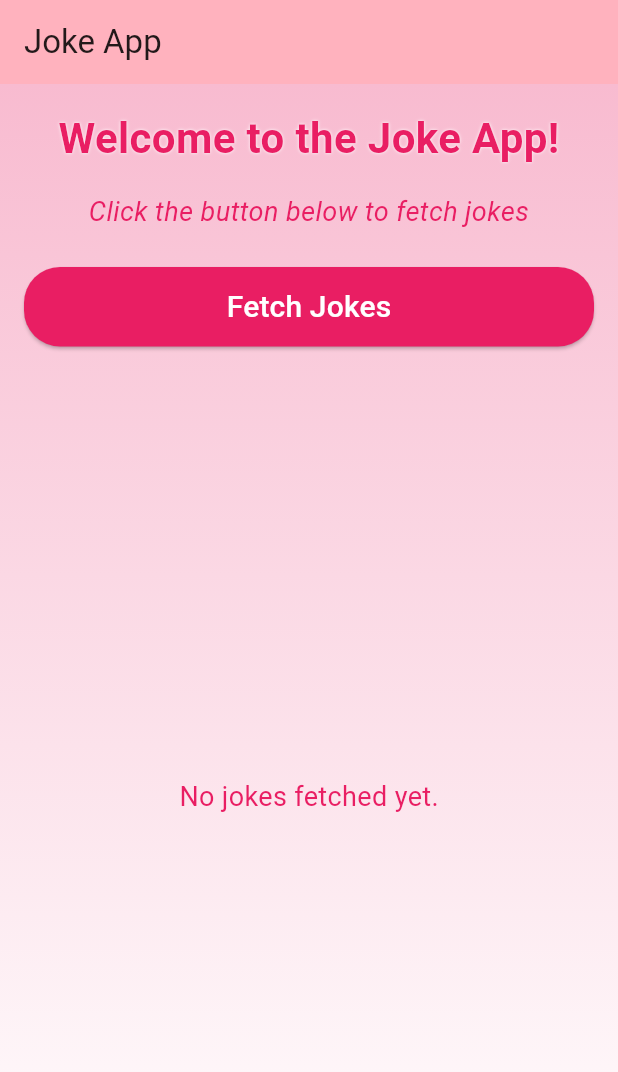
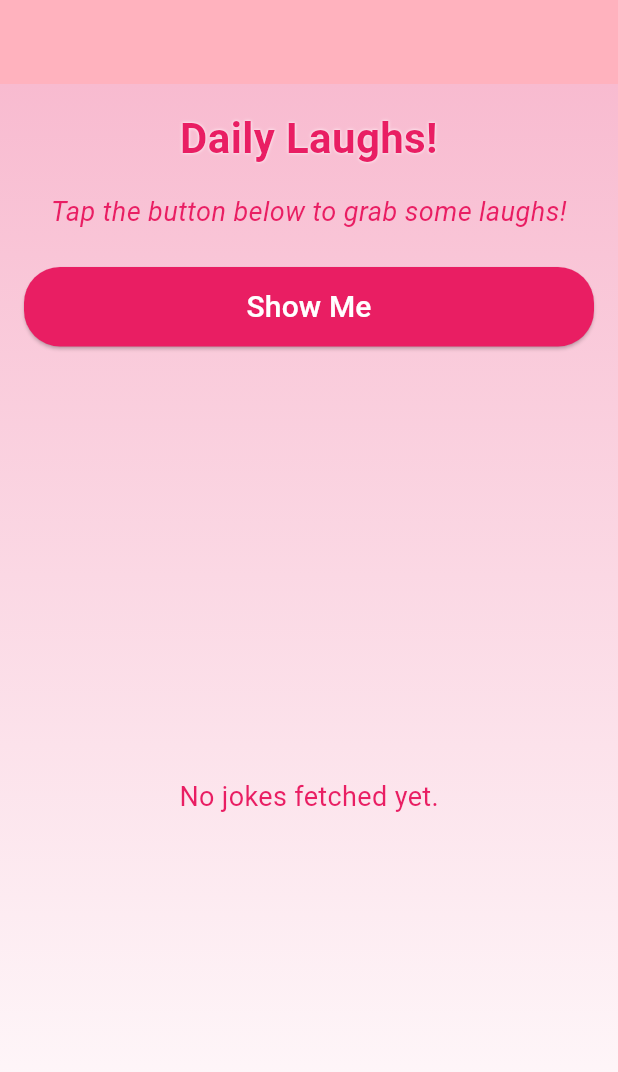
Before and after one commit to hariniHimanshi/flutter_app, a Flutter app: the screen it shows after launch, on a phone screen of 412 x 824 dp. Shown: the top 1072 px of the screen. Run offline on Flutter 3.47's test engine with Material 2 defaults, Android fonts, the phone set to English and light mode, and no system bars; our stand-ins replace dio.

Commit message:
refactor code

```diff
--- a/lib/main.dart
+++ b/lib/main.dart
@@ -137,7 +137,6 @@ class _JokeListPageState extends State<JokeListPage> {
     return Scaffold(
       appBar: AppBar(
         backgroundColor: Theme.of(context).colorScheme.inversePrimary,
-        title: const Text('Joke App'),
       ),
       body: Container(
         decoration: BoxDecoration(
@@ -153,7 +152,7 @@ class _JokeListPageState extends State<JokeListPage> {
             crossAxisAlignment: CrossAxisAlignment.stretch,
             children: [
               const Text(
-                'Welcome to the Joke App!',
+                'Daily Laughs!',
                 style: TextStyle(
                   fontSize: 28,
                   fontWeight: FontWeight.bold,
@@ -164,7 +163,7 @@ class _JokeListPageState extends State<JokeListPage> {
               ),
               const SizedBox(height: 16),
               const Text(
-                'Click the button below to fetch jokes',
+                'Tap the button below to grab some laughs!',
                 style: TextStyle(
                   fontSize: 18,
                   fontStyle: FontStyle.italic,
@@ -183,7 +182,7 @@ class _JokeListPageState extends State<JokeListPage> {
                   ),
                 ),
                 child: Text(
-                  _isLoading ? 'Loading...' : 'Fetch Jokes',
+                  _isLoading ? 'Loading...' : 'Show Me',
                   style: const TextStyle(fontSize: 20, color: Colors.white),
                 ),
               ),
```
Also changed, not shown: img.png (added).
